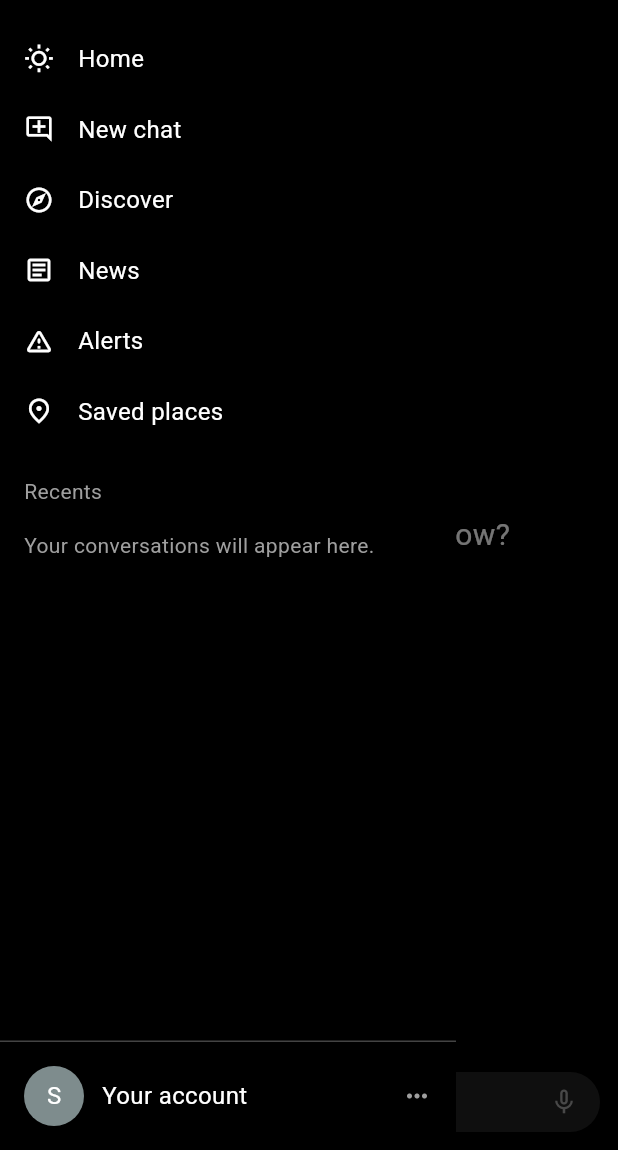
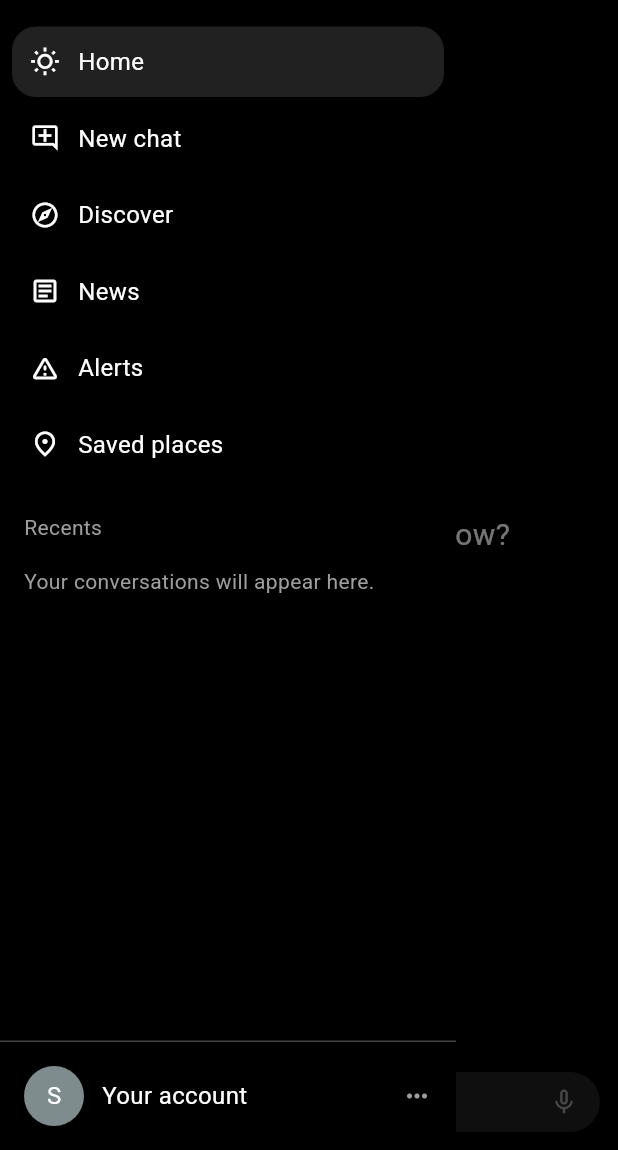
Before and after one commit to supreethsnm-prog/Skyfalll, a Flutter app: the ChatScreen screen opened by its route, with the side drawer open, on a phone screen of 412 x 824 dp, the part 86-1236 px from its top. Run offline on Flutter 3.47's test engine with Material 3 defaults, Android fonts, the phone set to English and light mode, and no system bars; our stand-ins replace dio, flutter_riverpod, go_router; network calls fail.

Commit message:
feat: add selected state to sidebar and new-chat button on Home
- Sidebar destinations get a filled surfaceRaised pill when active, so
  the drawer says where you are, as the reference does. Threaded through
  as AppDrawer.activeRoute and reflected in Semantics(selected:).
- Home gains the round new-chat button the brief called for, beside the
  overflow button in the top-right chrome.

110/110, analyze clean, goldens regenerated.

Co-Authored-By: Claude Opus 5 <noreply@anthropic.com>
Claude-Session: https://claude.ai/code/session_01SbqpKE3jV4xdD8826V1sww

```diff
--- a/frontend/weathergpt_app/lib/features/home/home_screen.dart
+++ b/frontend/weathergpt_app/lib/features/home/home_screen.dart
@@ -1,5 +1,6 @@
 import 'package:flutter/material.dart';
 import 'package:flutter_riverpod/flutter_riverpod.dart';
+import 'package:go_router/go_router.dart';
 
 import '../../core/theme/app_colors.dart';
 import '../../core/theme/app_spacing.dart';
@@ -104,6 +105,14 @@ class _Chrome extends StatelessWidget {
             tooltip: 'Open menu',
             onPressed: () => Scaffold.of(context).openDrawer(),
           ),
+          Row(
+            children: [
+              RoundIconButton(
+                icon: Icons.add,
+                tooltip: 'New chat',
+                onPressed: () => context.go('/chat'),
+              ),
+              const SizedBox(width: AppSpacing.sm),
               Builder(
                 builder: (context) => RoundIconButton(
                   icon: Icons.more_vert,
@@ -135,6 +144,8 @@ class _Chrome extends StatelessWidget {
               ),
             ],
           ),
+        ],
+      ),
     );
   }
 }
@@ -156,8 +167,10 @@ class _Body extends ConsumerWidget {
         foreground: foreground,
         onRetry: () => ref.read(homeControllerProvider.notifier).retry(),
       ),
-      HomeLoaded() =>
-        _LoadedView(state: state as HomeLoaded, foreground: foreground),
+      HomeLoaded() => _LoadedView(
+        state: state as HomeLoaded,
+        foreground: foreground,
+      ),
     };
   }
 }
--- a/frontend/weathergpt_app/lib/features/shell/app_drawer.dart
+++ b/frontend/weathergpt_app/lib/features/shell/app_drawer.dart
@@ -16,7 +16,15 @@ import '../../shared/widgets/round_icon_button.dart';
 /// not a raised surface in the reference, it is the same true black with
 /// the content simply sliding over it.
 class AppDrawer extends StatelessWidget {
-  const AppDrawer({super.key, this.recents = const []});
+  const AppDrawer({
+    super.key,
+    this.recents = const [],
+    this.activeRoute = '/home',
+  });
+
+  /// Which destination is currently open, so it can be marked selected —
+  /// the reference sidebar always shows where you are.
+  final String activeRoute;
 
   /// Previous conversation titles. Nothing persists chat history yet, so
   /// this is normally empty and the section shows an honest empty state
@@ -38,13 +46,12 @@ class AppDrawer extends StatelessWidget {
             const _DrawerHeader(),
             Expanded(
               child: ListView(
-                padding: const EdgeInsets.symmetric(
-                  vertical: AppSpacing.sm,
-                ),
+                padding: const EdgeInsets.symmetric(vertical: AppSpacing.sm),
                 children: [
                   _NavEntry(
                     icon: Icons.wb_sunny_outlined,
                     label: 'Home',
+                    selected: activeRoute == '/home',
                     onTap: () {
                       Navigator.of(context).pop();
                       context.go('/home');
@@ -53,6 +60,7 @@ class AppDrawer extends StatelessWidget {
                   _NavEntry(
                     icon: Icons.add_comment_outlined,
                     label: 'New chat',
+                    selected: activeRoute == '/chat',
                     onTap: () {
                       Navigator.of(context).pop();
                       context.go('/chat');
@@ -166,23 +174,38 @@ class _NavEntry extends StatelessWidget {
     required this.icon,
     required this.label,
     required this.onTap,
+    this.selected = false,
   });
 
   final IconData icon;
   final String label;
   final VoidCallback onTap;
 
+  /// The current destination gets a filled pill, as in the reference —
+  /// the sidebar should always say where you are.
+  final bool selected;
+
   @override
   Widget build(BuildContext context) {
     return Semantics(
       button: true,
+      selected: selected,
       label: label,
       child: ExcludeSemantics(
+        child: Padding(
+          padding: const EdgeInsets.symmetric(
+            horizontal: AppSpacing.sm,
+            vertical: 2,
+          ),
+          child: Material(
+            color: selected ? AppColors.surfaceRaised : Colors.transparent,
+            borderRadius: BorderRadius.circular(AppRadius.menu),
+            clipBehavior: Clip.antiAlias,
             child: InkWell(
               onTap: onTap,
               child: Padding(
                 padding: const EdgeInsets.symmetric(
-              horizontal: AppSpacing.lg,
+                  horizontal: AppSpacing.md,
                   vertical: AppSpacing.md,
                 ),
                 child: Row(
@@ -192,7 +215,7 @@ class _NavEntry extends StatelessWidget {
                       size: AppRadius.iconSize,
                       color: AppColors.textPrimary,
                     ),
-                const SizedBox(width: AppSpacing.lg),
+                    const SizedBox(width: AppSpacing.md),
                     Expanded(
                       child: Text(
                         label,
@@ -202,6 +225,8 @@ class _NavEntry extends StatelessWidget {
                       ),
                     ),
                   ],
+                ),
+              ),
             ),
           ),
         ),
```
Also changed, not shown: 9 other files. Lines whose indentation alone changed are shown as unchanged.
